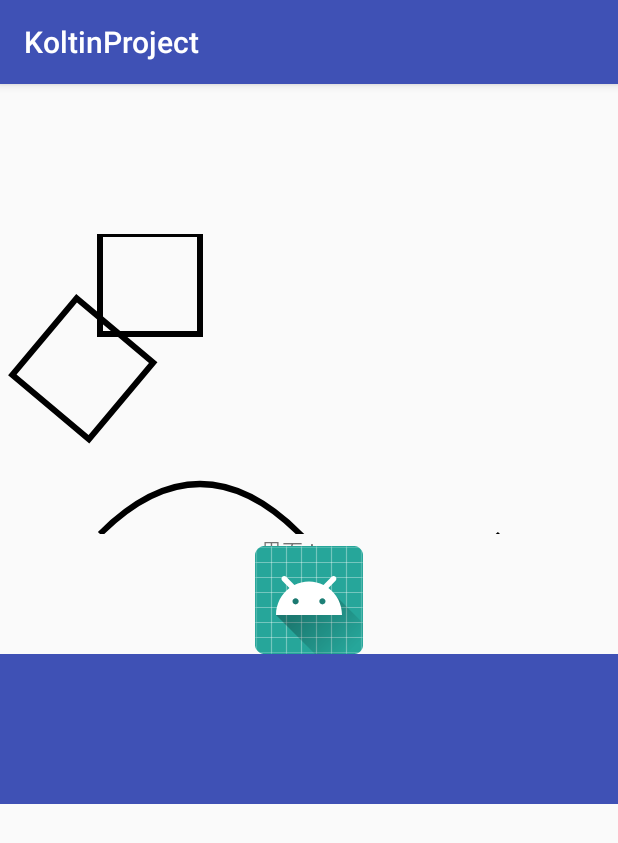
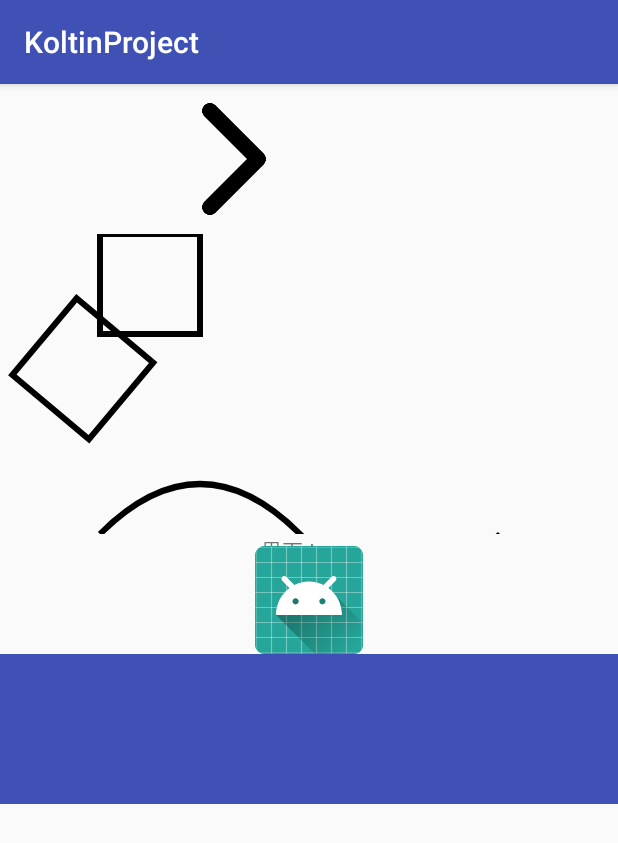
Before and after one commit to zb666/KoltinProject, an Android app: the screen it shows after launch (DrawViewActivity), on a phone screen of 412 x 824 dp. Shown: the top 843 px of the screen. Run offline under Robolectric (Android 15) with nearby library versions, the phone set to English and light mode, and no system bars.

Commit message:
更新当前的代码进度

```diff
--- a/app/src/main/java/com/tianli/litemall/koltinproject/activity/DrawViewActivity.java
+++ b/app/src/main/java/com/tianli/litemall/koltinproject/activity/DrawViewActivity.java
@@ -22,6 +22,8 @@ import android.widget.LinearLayout;
 import com.tianli.litemall.koltinproject.MainActivity;
 import com.tianli.litemall.koltinproject.R;
 import com.tianli.litemall.koltinproject.kotlinview.BeizerWaveView;
+
+import java.lang.ref.WeakReference;
 
 public class DrawViewActivity extends AppCompatActivity {
 
--- a/app/src/main/java/com/tianli/litemall/koltinproject/kotlinview/BeizerWaveView.java
+++ b/app/src/main/java/com/tianli/litemall/koltinproject/kotlinview/BeizerWaveView.java
@@ -1,15 +1,24 @@
 package com.tianli.litemall.koltinproject.kotlinview;
 
 import android.animation.ValueAnimator;
+import android.annotation.SuppressLint;
 import android.content.Context;
+import android.graphics.Bitmap;
+import android.graphics.BitmapFactory;
 import android.graphics.Canvas;
 import android.graphics.Color;
 import android.graphics.Paint;
 import android.graphics.Path;
+import android.graphics.PorterDuff;
+import android.graphics.PorterDuffXfermode;
+import android.graphics.Rect;
+import android.graphics.Xfermode;
 import android.support.annotation.Nullable;
 import android.util.AttributeSet;
 import android.view.View;
 import android.view.animation.LinearInterpolator;
+
+import com.tianli.litemall.koltinproject.R;
 
 public class BeizerWaveView extends View {
 
@@ -19,6 +28,7 @@ public class BeizerWaveView extends View {
     private int mItemWaveLength = 1000;
 
     private float mWaveDx = 0;
+    private Bitmap mTopBitmap, mBottomBitmap;
 
     public BeizerWaveView(Context context) {
         this(context, null);
@@ -40,9 +50,15 @@ public class BeizerWaveView extends View {
         mPaint.setStrokeWidth(15);
 
         mWavePath = new Path();
+        //禁用硬件加速
+        setLayerType(View.LAYER_TYPE_NONE, null);
+
+        mTopBitmap = BitmapFactory.decodeResource(getResources(), R.drawable.sample_footer_loading);
+        mBottomBitmap = BitmapFactory.decodeResource(getResources(), R.mipmap.icon_arrow);
 
     }
 
+    @SuppressLint("DrawAllocation")
     @Override
     protected void onDraw(Canvas canvas) {
         super.onDraw(canvas);
@@ -63,6 +79,31 @@ public class BeizerWaveView extends View {
         mWavePath.lineTo(0, getHeight());
         mWavePath.close();
         canvas.drawPath(mWavePath, mPaint);
+
+        int layerId = canvas.saveLayer(0, 0, getWidth(), getHeight(), null, Canvas.ALL_SAVE_FLAG);
+
+        int width = getWidth() / 2;
+        int height = width * mTopBitmap.getHeight() / mTopBitmap.getWidth();
+
+        canvas.drawBitmap(mTopBitmap, null, new Rect(0, 0, width, height), mPaint);
+        mPaint.setXfermode(new PorterDuffXfermode(PorterDuff.Mode.SCREEN));
+        canvas.restoreToCount(layerId);
+
+        //下面是xfermode的绘制的流程步骤
+        // 1 获取到xfermode的宽高 2 设置离屏缓冲的id 3 绘制底部的图层 4 xfermode设置图层混合的模式  5 设置需要和源文件图片合成的图层 6 还原之前离屏缓冲的图层
+
+        int originalWidth = getWidth()/2;
+        int original = originalWidth * mTopBitmap.getHeight() / mTopBitmap.getWidth();
+        //这里代表 开始绘制xfermode相关的图层
+        int layerSavedId = canvas.saveLayer(0, 0, getWidth(), getHeight(), null, Canvas.ALL_SAVE_FLAG);
+
+        canvas.drawBitmap(mTopBitmap,null,new Rect(0,0,width,height),mPaint);
+        mPaint.setXfermode(new PorterDuffXfermode(PorterDuff.Mode.SRC_IN));
+
+        canvas.drawBitmap(mBottomBitmap,null,new Rect(0,0,width,height),mPaint);
+
+        canvas.restoreToCount(layerSavedId);
+
     }
 
     public void startAnim() {
@@ -80,7 +121,7 @@ public class BeizerWaveView extends View {
         valueAnimator.start();
     }
 
-    public void setWaveColor(){
+    public void setWaveColor() {
         mPaint.setColor(Color.BLUE);
     }
 
```
Also changed, not shown: app/src/main/res/drawable/aaa.xml (added, +9 -0 lines), app/src/main/res/drawable/bbb.xml (added, +9 -0 lines).
